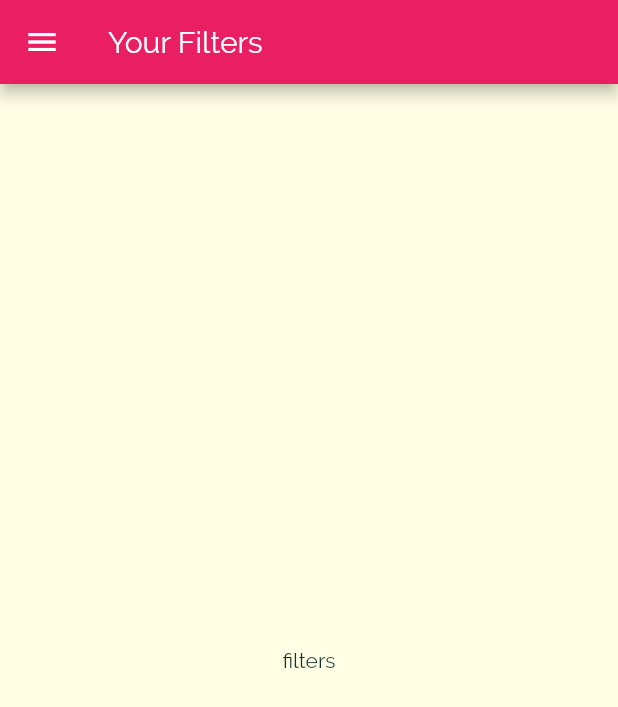
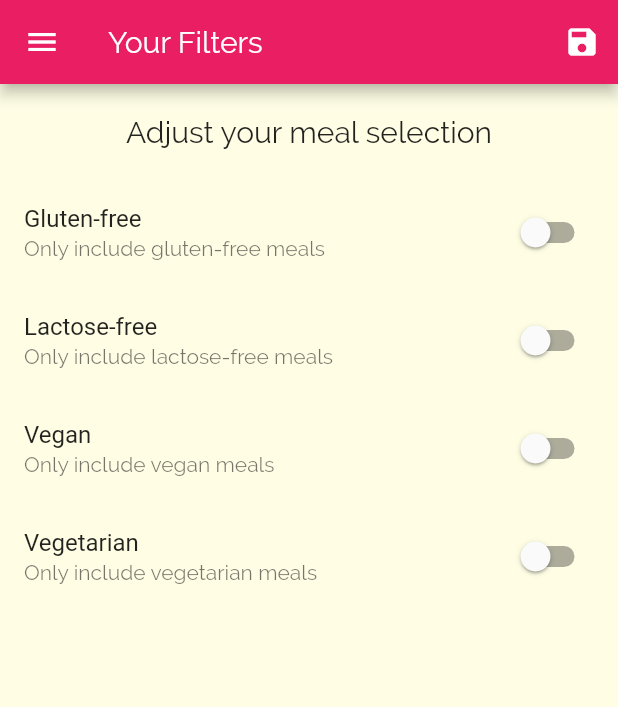
Before and after one commit to emeban44/meals_app, a Flutter app: the FiltersScreen screen opened by its route, on a phone screen of 412 x 824 dp. Shown: the top 707 px of the screen. Run offline on Flutter 3.47's test engine with Material 2 defaults, Android fonts, the phone set to English and light mode, and no system bars.

Commit message:
filtering meals working

```diff
--- a/lib/main.dart
+++ b/lib/main.dart
@@ -1,13 +1,51 @@
 import 'package:flutter/material.dart';
+import 'package:flutter_complete_guide/dummy_data.dart';
 import 'package:flutter_complete_guide/screens/filters_screen.dart';
 import 'package:flutter_complete_guide/screens/tabs_screen.dart';
 import './screens/meal_detail.dart';
 import './screens/category_meals_screen.dart';
 import './screens/categories_screen.dart';
+import 'models/meal.dart';
 
 void main() => runApp(MyApp());
 
-class MyApp extends StatelessWidget {
+class MyApp extends StatefulWidget {
+  @override
+  _MyAppState createState() => _MyAppState();
+}
+
+class _MyAppState extends State<MyApp> {
+  Map<String, bool> _filters = {
+    'gluten': false,
+    'lactose': false,
+    'vegan': false,
+    'vegetarian': false,
+  };
+
+  List<Meal> _availableMeals = DUMMY_MEALS;
+
+  void _setFilters(Map<String, bool> filterData) {
+    setState(() {
+      _filters = filterData;
+
+      _availableMeals = DUMMY_MEALS.where((meal) {
+        if (_filters['gluten'] && !meal.isGlutenFree) {
+          return false;
+        }
+        if (_filters['lactose'] && !meal.isLactoseFree) {
+          return false;
+        }
+        if (_filters['vegan'] && !meal.isVegan) {
+          return false;
+        }
+        if (_filters['vegetarian'] && !meal.isVegetarian) {
+          return false;
+        }
+        return true;
+      }).toList();
+    });
+  }
+
   @override
   Widget build(BuildContext context) {
     return MaterialApp(
@@ -35,9 +73,10 @@ class MyApp extends StatelessWidget {
       routes: {
         '/': (ctx) =>
             TabsScreen(), // different way to initialize the home(first) screen
-        CategoryMealsScreen.routeName: (ctx) => CategoryMealsScreen(),
+        CategoryMealsScreen.routeName: (ctx) =>
+            CategoryMealsScreen(_availableMeals),
         MealDetailScreen.routeName: (ctx) => MealDetailScreen(),
-        FiltersScreen.routeName: (ctx) => FiltersScreen(),
+        FiltersScreen.routeName: (ctx) => FiltersScreen(_filters, _setFilters),
       },
       onGenerateRoute: (settings) {
         print(settings.arguments);
--- a/lib/screens/category_meals_screen.dart
+++ b/lib/screens/category_meals_screen.dart
@@ -1,7 +1,6 @@
 import 'package:flutter/material.dart';
 import '../widgets/meal_item.dart';
 
-import '../dummy_data.dart';
 import '../models/meal.dart';
 
 class CategoryMealsScreen extends StatefulWidget {
@@ -11,6 +10,10 @@ class CategoryMealsScreen extends StatefulWidget {
 //  CategoryMealsScreen(this.categoryId, this.categoryTitle);
 
   static const routeName = '/category-meals';
+
+  final List<Meal> availableMeals;
+
+  CategoryMealsScreen(this.availableMeals);
 
   @override
   _CategoryMealsScreenState createState() => _CategoryMealsScreenState();
@@ -34,7 +37,7 @@ class _CategoryMealsScreenState extends State<CategoryMealsScreen> {
           ModalRoute.of(context).settings.arguments as Map<String, String>;
       categoryTitle = routeArgs['title'];
       final categoryId = routeArgs['id'];
-      displayedMeals = DUMMY_MEALS.where((meal) {
+      displayedMeals = widget.availableMeals.where((meal) {
         return meal.categories.contains(categoryId);
       }).toList();
       _loadedInitData = true;
--- a/lib/screens/filters_screen.dart
+++ b/lib/screens/filters_screen.dart
@@ -1,18 +1,129 @@
 import 'package:flutter/material.dart';
 import '../widgets/main_drawer.dart';
 
-class FiltersScreen extends StatelessWidget {
+class FiltersScreen extends StatefulWidget {
   static const routeName = '/filters';
+
+  final Function saveFilters;
+  final Map<String, bool> currentFilters;
+
+  FiltersScreen(this.currentFilters, this.saveFilters);
+
+  @override
+  _FiltersScreenState createState() => _FiltersScreenState();
+}
+
+class _FiltersScreenState extends State<FiltersScreen> {
+  var _glutenFree = false;
+  var _vegetarian = false;
+  var _vegan = false;
+  var _lactoseFree = false;
+
+  @override
+  initState() {
+    _glutenFree = widget.currentFilters['gluten'];
+    _vegetarian = widget.currentFilters['vegetarian'];
+    _lactoseFree = widget.currentFilters['lactose'];
+    _vegan = widget.currentFilters['vegan'];
+    super.initState();
+  }
+
+  Widget _buildSwitchListTile(
+    String title,
+    String description,
+    bool currentValue,
+    Function updateValue,
+  ) {
+    return SwitchListTile(
+      title: Text(title),
+      value: currentValue,
+      subtitle: Text(description),
+      activeColor: Colors.pink,
+      onChanged: updateValue,
+    );
+  }
+
   @override
   Widget build(BuildContext context) {
     return Scaffold(
         appBar: AppBar(
           title: Text('Your Filters'),
+          actions: [
+            IconButton(
+              icon: Icon(Icons.save),
+              onPressed: () {
+                final selectedFilters = {
+                  'gluten': _glutenFree,
+                  'lactose': _lactoseFree,
+                  'vegan': _vegan,
+                  'vegetarian': _vegetarian,
+                };
+                widget.saveFilters(selectedFilters);
+              },
+            )
+          ],
         ),
         drawer: MainDrawer(),
-      body: Center(
-        child: Text('filters'),
+        body: Column(
+          children: [
+            Container(
+              padding: EdgeInsets.all(20),
+              child: Text(
+                'Adjust your meal selection',
+                style: Theme.of(context).textTheme.headline6,
               ),
+            ),
+            Expanded(
+              child: ListView(
+                children: [
+                  _buildSwitchListTile(
+                      'Gluten-free',
+                      'Only include gluten-free meals',
+                      _glutenFree, (newValue) {
+                    setState(
+                      () {
+                        _glutenFree = newValue;
+                      },
                     );
+                  }),
+                  _buildSwitchListTile(
+                      'Lactose-free',
+                      'Only include lactose-free meals',
+                      _lactoseFree, (newValue) {
+                    setState(
+                      () {
+                        _lactoseFree = newValue;
+                      },
+                    );
+                  }),
+                  _buildSwitchListTile(
+                    'Vegan',
+                    'Only include vegan meals',
+                    _vegan,
+                    (newValue) {
+                      setState(
+                        () {
+                          _vegan = newValue;
+                        },
+                      );
+                    },
+                  ),
+                  _buildSwitchListTile(
+                    'Vegetarian',
+                    'Only include vegetarian meals',
+                    _vegetarian,
+                    (newValue) {
+                      setState(
+                        () {
+                          _vegetarian = newValue;
+                        },
+                      );
+                    },
+                  ),
+                ],
+              ),
+            )
+          ],
+        ));
   }
 }
```
Lines whose indentation alone changed are shown as unchanged.
